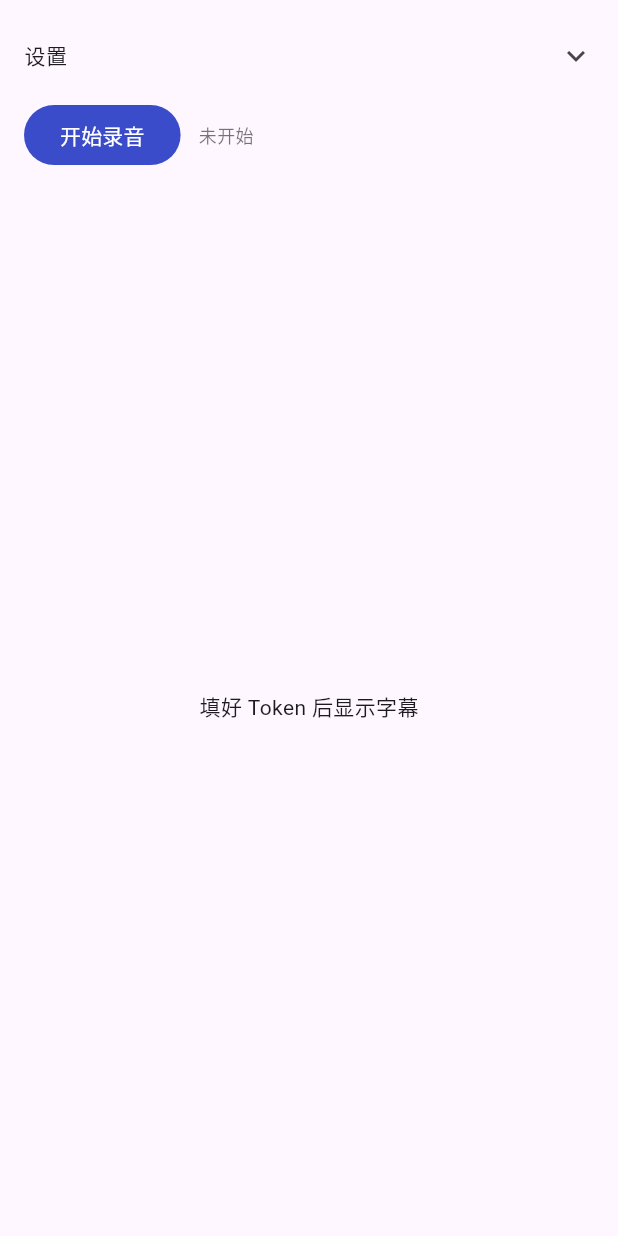
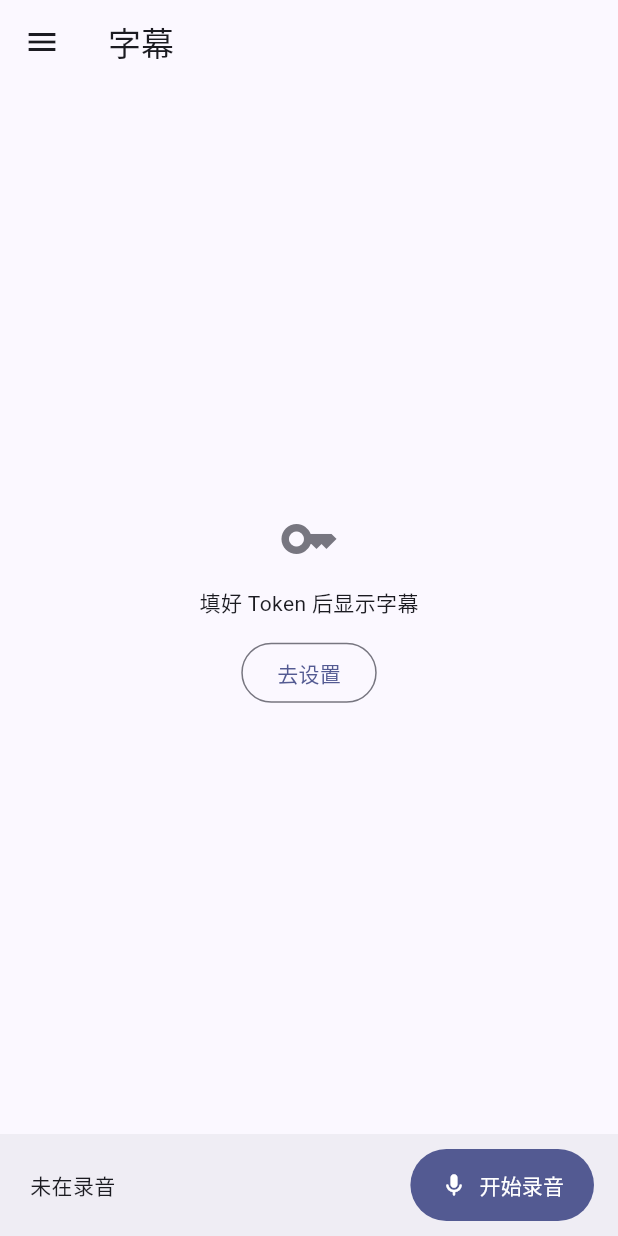
Before and after one commit to meikis/alldayrec, a Flutter app: the screen it shows after launch, on a phone screen of 412 x 824 dp. Run offline on Flutter 3.47's test engine with Material 3 defaults, Android fonts, the phone set to English and light mode, and no system bars; our stand-ins replace shared_preferences, webview_flutter; missing offline and left inert: record.

Commit message:
[feat][App] Redesign app with app bar and drawer
Root cause:
The single screen mixed settings, status and transcript; the web
page header wrapped to four lines inside the phone WebView and the
WebView kept serving a stale cached page after deploys.

Solution:
App bar with a navigation drawer switching between transcript and
settings (IndexedStack keeps the WebView alive); record control and
status in a bottom bar; settings as a sectioned form. Transcript page
gets a phone-width layout. Pages are served with Cache-Control:
no-cache and the app clears the WebView cache on load. Drop the stale
template widget test.

Risks:
NA

Dependency:
NA

Links:
NA

```diff
--- a/app/lib/main.dart
+++ b/app/lib/main.dart
@@ -10,10 +10,15 @@ import 'package:shared_preferences/shared_preferences.dart';
 import 'package:webview_flutter/webview_flutter.dart';
 
 const sliceForegroundS = 5, sliceBackgroundS = 20, sliceScreenOffS = 60;
+const recordingRed = Color(0xffc62828);
 
 void main() {
   WidgetsFlutterBinding.ensureInitialized();
-  runApp(const MaterialApp(home: Home(), debugShowCheckedModeBanner: false));
+  runApp(MaterialApp(
+    home: const Home(),
+    debugShowCheckedModeBanner: false,
+    theme: ThemeData(colorSchemeSeed: const Color(0xff3b4cca), useMaterial3: true),
+  ));
 }
 
 class Settings {
@@ -57,9 +62,12 @@ class _HomeState extends State<Home> with WidgetsBindingObserver {
   Settings? settings;
   Map status = {};
   String note = '';
+  bool stopping = false;
+  int page = 0;  // 0 字幕, 1 设置
   WebViewController? web;
   Timer? ticker;
-  final serverCtl = TextEditingController(), tokenCtl = TextEditingController(), deviceCtl = TextEditingController();
+
+  static const titles = ['字幕', '设置'];
 
   @override
   void initState() {
@@ -67,9 +75,6 @@ class _HomeState extends State<Home> with WidgetsBindingObserver {
     WidgetsBinding.instance.addObserver(this);
     Settings.load().then((s) => setState(() {
           settings = s;
-          serverCtl.text = s.server;
-          tokenCtl.text = s.token;
-          deviceCtl.text = s.device;
           _loadWeb();
         }));
     ticker = Timer.periodic(const Duration(seconds: 2), (_) async {  // the service may be running from before this UI opened
@@ -81,88 +86,225 @@ class _HomeState extends State<Home> with WidgetsBindingObserver {
   @override
   void didChangeAppLifecycleState(AppLifecycleState state) => Recorder.foreground(state == AppLifecycleState.resumed);
 
+  bool get running => status['running'] == true;
+
   void _loadWeb() {
     final s = settings!;
     if (s.token.isEmpty) return;
-    web ??= WebViewController()..setJavaScriptMode(JavaScriptMode.unrestricted);
+    web ??= WebViewController()
+      ..setJavaScriptMode(JavaScriptMode.unrestricted)
+      ..clearCache();  // the page changes with server deploys
     web!.loadRequest(Uri.parse('${s.server}/?token=${s.token}'));  // sets the cookie, then the page follows itself
-    setState(() {});
   }
 
-  Future<void> _save() async {
-    final s = settings!;
-    s.server = serverCtl.text.trim().replaceFirst(RegExp(r'/$'), '');
-    s.token = tokenCtl.text.trim();
-    s.device = deviceCtl.text.trim().isEmpty ? 'phone' : deviceCtl.text.trim();
-    await s.save();
+  Future<void> _saved() async {
+    await settings!.save();
     _loadWeb();
+    if (!mounted) return;
+    ScaffoldMessenger.of(context).showSnackBar(SnackBar(
+        content: Text(running ? '已保存，下次开始录音时生效' : '已保存'), behavior: SnackBarBehavior.floating));
+    setState(() => page = 0);
   }
 
   Future<void> _start() async {
-    await _save();
     if (!await AudioRecorder().hasPermission()) return setState(() => note = '没有麦克风权限');
     note = '';
     await Recorder.start(settings!);
   }
 
   Future<void> _stop() async {
-    setState(() => note = '停止中，等最后几块传完');
+    setState(() => stopping = true);
     await Recorder.stop();
     while ((await Recorder.status())['running'] == true) {
       await Future.delayed(const Duration(milliseconds: 500));
     }
-    setState(() => note = '已停止');
-  }
-
-  String get line {
-    if (status['running'] != true) return note.isEmpty ? '未开始' : note;
-    final hhmm = status['interruptedAt'] == null
-        ? ''
-        : ' · ${TimeOfDay.fromDateTime(DateTime.fromMillisecondsSinceEpoch(status['interruptedAt'])).format(context)} 被系统中断过，已恢复';
-    return '录音中 · 切片 ${status['slice']} 秒 · 已切 ${status['files']} 已传 ${status['sent']} 待传 ${status['pending']}'
-        '${status['error'] != null ? ' · 录音错误 ${status['error']}' : ''}${status['note'] != null ? ' · ${status['note']}' : ''}$hhmm';
+    setState(() => stopping = false);
   }
 
   @override
   Widget build(BuildContext context) {
-    final on = status['running'] == true;
+    final cs = Theme.of(context).colorScheme;
     return Scaffold(
-      body: SafeArea(
-        child: Column(children: [
+      appBar: AppBar(
+        title: Text(titles[page]),
+        actions: [if (running) const Padding(padding: EdgeInsets.only(right: 16), child: _Live())],
+      ),
+      drawer: NavigationDrawer(
+        selectedIndex: page,
+        onDestinationSelected: (i) {
+          setState(() => page = i);
+          Navigator.pop(context);
+        },
+        children: [
           Padding(
-            padding: const EdgeInsets.fromLTRB(16, 8, 16, 4),
-            child: Column(children: [
-              ExpansionTile(
-                title: const Text('设置', style: TextStyle(fontSize: 14)),
-                tilePadding: EdgeInsets.zero,
-                children: [
-                  TextField(controller: serverCtl, decoration: const InputDecoration(labelText: '服务器')),
-                  TextField(controller: tokenCtl, decoration: const InputDecoration(labelText: 'Token'), obscureText: true),
-                  TextField(controller: deviceCtl, decoration: const InputDecoration(labelText: '设备名')),
-                  SwitchListTile(
-                    title: const Text('本地保留录音', style: TextStyle(fontSize: 14)),
-                    subtitle: const Text('Android/data/com.suyiiyii.live_record/files/recordings/日期/', style: TextStyle(fontSize: 11)),
-                    value: settings?.archive ?? true,
-                    onChanged: (v) => setState(() => settings?.archive = v),
-                    contentPadding: EdgeInsets.zero,
+            padding: const EdgeInsets.fromLTRB(28, 20, 16, 4),
+            child: Text('Live Record', style: Theme.of(context).textTheme.titleLarge),
           ),
-                  TextButton(onPressed: _save, child: const Text('保存')),
+          Padding(
+            padding: const EdgeInsets.fromLTRB(28, 0, 16, 16),
+            child: Text(settings == null ? '' : '${settings!.device} · ${Uri.tryParse(settings!.server)?.host ?? ''}',
+                style: TextStyle(color: cs.onSurfaceVariant)),
+          ),
+          const NavigationDrawerDestination(
+              icon: Icon(Icons.subtitles_outlined), selectedIcon: Icon(Icons.subtitles), label: Text('字幕')),
+          const NavigationDrawerDestination(
+              icon: Icon(Icons.settings_outlined), selectedIcon: Icon(Icons.settings), label: Text('设置')),
         ],
       ),
-              Row(children: [
-                FilledButton(
-                  style: FilledButton.styleFrom(backgroundColor: on ? const Color(0xffc0392b) : const Color(0xff3b4cca)),
-                  onPressed: settings == null ? null : (on ? _stop : _start),
-                  child: Text(on ? '停止' : '开始录音'),
+      body: settings == null
+          ? const Center(child: CircularProgressIndicator())
+          : IndexedStack(index: page, children: [  // keeps the WebView alive across pages
+              web == null
+                  ? _Empty(onSetup: () => setState(() => page = 1))
+                  : WebViewWidget(controller: web!),
+              SettingsPage(settings: settings!, onSaved: _saved),
+            ]),
+      bottomNavigationBar: page == 0 && settings != null ? _controlBar(cs) : null,
+    );
+  }
+
+  Widget _controlBar(ColorScheme cs) {
+    final s = status;
+    final small = TextStyle(fontSize: 12, color: cs.onSurfaceVariant);
+    String headline, detail = '';
+    if (stopping) {
+      headline = '停止中';
+      detail = '等最后 ${s['pending'] ?? 0} 块传完';
+    } else if (running) {
+      headline = '录音中 · ${s['slice']} 秒一块';
+      detail = '已传 ${s['sent']} · 待传 ${s['pending']}';
+    } else {
+      headline = note.isEmpty ? '未在录音' : note;
+    }
+    final warn = [
+      if (s['error'] != null) '录音错误 ${s['error']}',
+      if (running && s['note'] != null) '${s['note']}',
+      if (running && s['interruptedAt'] != null)
+        '${TimeOfDay.fromDateTime(DateTime.fromMillisecondsSinceEpoch(s['interruptedAt'])).format(context)} 被系统中断过，已恢复',
+    ];
+    return Material(
+      color: cs.surfaceContainer,
+      child: SafeArea(
+        top: false,
+        child: Padding(
+          padding: const EdgeInsets.fromLTRB(20, 10, 16, 10),
+          child: Row(children: [
+            Expanded(
+              child: Column(crossAxisAlignment: CrossAxisAlignment.start, mainAxisSize: MainAxisSize.min, children: [
+                Text(headline, style: const TextStyle(fontSize: 14, fontWeight: FontWeight.w500)),
+                if (detail.isNotEmpty) Text(detail, style: small),
+                for (final w in warn) Text(w, style: small.copyWith(color: cs.error), maxLines: 2, overflow: TextOverflow.ellipsis),
+              ]),
             ),
             const SizedBox(width: 12),
-                Expanded(child: Text(line, style: const TextStyle(fontSize: 12, color: Colors.black54))),
-              ]),
+            FilledButton.icon(
+              style: FilledButton.styleFrom(
+                  backgroundColor: running ? recordingRed : null, minimumSize: const Size(0, 48), padding: const EdgeInsets.symmetric(horizontal: 20)),
+              onPressed: stopping ? null : (running ? _stop : _start),
+              icon: Icon(running ? Icons.stop_rounded : Icons.mic_rounded),
+              label: Text(running ? '停止' : '开始录音'),
+            ),
           ]),
         ),
-          Expanded(child: web == null ? const Center(child: Text('填好 Token 后显示字幕')) : WebViewWidget(controller: web!)),
-        ]),
       ),
     );
   }
 }
+
+class _Live extends StatelessWidget {
+  const _Live();
+  @override
+  Widget build(BuildContext context) => Row(mainAxisSize: MainAxisSize.min, children: [
+        Container(width: 8, height: 8, decoration: const BoxDecoration(color: recordingRed, shape: BoxShape.circle)),
+        const SizedBox(width: 6),
+        const Text('REC', style: TextStyle(color: recordingRed, fontWeight: FontWeight.w600, fontSize: 13)),
+      ]);
+}
+
+class _Empty extends StatelessWidget {
+  final VoidCallback onSetup;
+  const _Empty({required this.onSetup});
+  @override
+  Widget build(BuildContext context) => Center(
+        child: Column(mainAxisSize: MainAxisSize.min, children: [
+          Icon(Icons.key_outlined, size: 40, color: Theme.of(context).colorScheme.outline),
+          const SizedBox(height: 12),
+          const Text('填好 Token 后显示字幕'),
+          const SizedBox(height: 12),
+          OutlinedButton(onPressed: onSetup, child: const Text('去设置')),
+        ]),
+      );
+}
+
+class SettingsPage extends StatefulWidget {
+  final Settings settings;
+  final Future<void> Function() onSaved;
+  const SettingsPage({super.key, required this.settings, required this.onSaved});
+  @override
+  State<SettingsPage> createState() => _SettingsPageState();
+}
+
+class _SettingsPageState extends State<SettingsPage> {
+  late final server = TextEditingController(text: widget.settings.server),
+      token = TextEditingController(text: widget.settings.token),
+      device = TextEditingController(text: widget.settings.device);
+  late bool archive = widget.settings.archive;
+  bool showToken = false;
+
+  Future<void> _save() async {
+    FocusScope.of(context).unfocus();
+    final s = widget.settings;
+    s.server = server.text.trim().replaceFirst(RegExp(r'/$'), '');
+    s.token = token.text.trim();
+    s.device = device.text.trim().isEmpty ? 'phone' : device.text.trim();
+    s.archive = archive;
+    await widget.onSaved();
+  }
+
+  @override
+  Widget build(BuildContext context) {
+    final t = Theme.of(context);
+    Widget section(String s) => Padding(
+        padding: const EdgeInsets.fromLTRB(4, 24, 4, 8),
+        child: Text(s, style: t.textTheme.labelLarge?.copyWith(color: t.colorScheme.primary)));
+    return ListView(padding: const EdgeInsets.fromLTRB(16, 0, 16, 32), children: [
+      section('服务器'),
+      TextField(controller: server, keyboardType: TextInputType.url,
+          decoration: const InputDecoration(labelText: '地址', border: OutlineInputBorder())),
+      const SizedBox(height: 12),
+      TextField(
+        controller: token,
+        obscureText: !showToken,
+        decoration: InputDecoration(
+          labelText: 'Token',
+          border: const OutlineInputBorder(),
+          suffixIcon: IconButton(
+              icon: Icon(showToken ? Icons.visibility_off_outlined : Icons.visibility_outlined),
+              onPressed: () => setState(() => showToken = !showToken)),
+        ),
+      ),
+      const SizedBox(height: 12),
+      TextField(controller: device,
+          decoration: const InputDecoration(labelText: '设备名', helperText: '服务端按设备名区分录音来源', border: OutlineInputBorder())),
+      section('录音'),
+      Card.outlined(
+        margin: EdgeInsets.zero,
+        child: Column(children: [
+          SwitchListTile(
+            title: const Text('本地保留录音'),
+            subtitle: const Text('上传后存到 Android/data/com.suyiiyii.live_record/files/recordings/日期/'),
+            value: archive,
+            onChanged: (v) => setState(() => archive = v),
+          ),
+          const Divider(height: 1),
+          const ListTile(
+            title: Text('切片长度'),
+            subtitle: Text('前台 $sliceForegroundS 秒 · 后台 $sliceBackgroundS 秒 · 熄屏 $sliceScreenOffS 秒'),
+          ),
+        ]),
+      ),
+      const SizedBox(height: 24),
+      FilledButton(onPressed: _save, style: FilledButton.styleFrom(minimumSize: const Size.fromHeight(48)), child: const Text('保存')),
+    ]);
+  }
+}
```
Also changed, not shown: 3 other files. Lines whose indentation alone changed are shown as unchanged.
